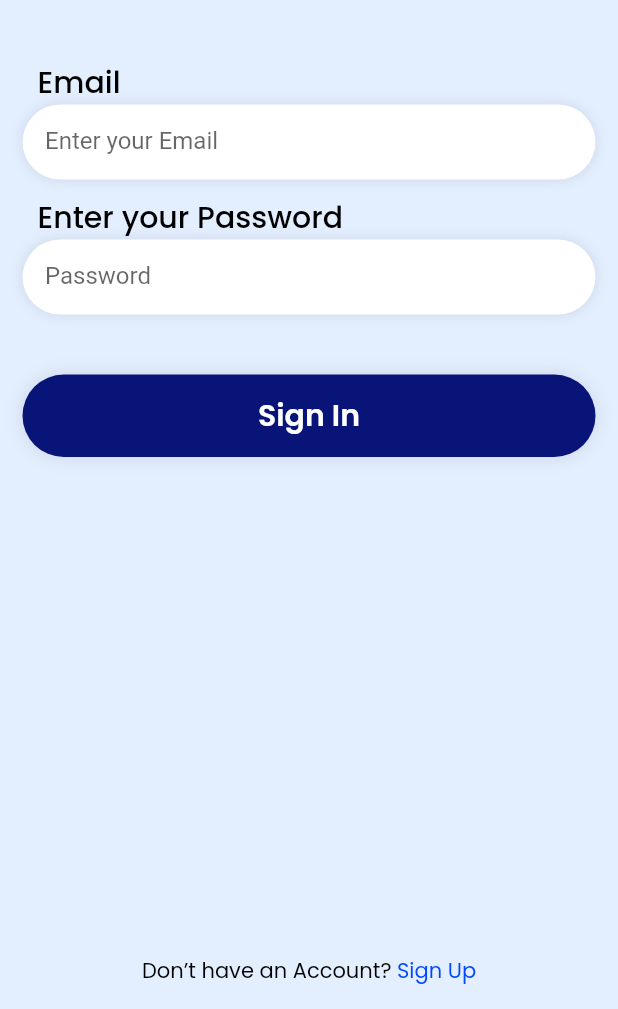
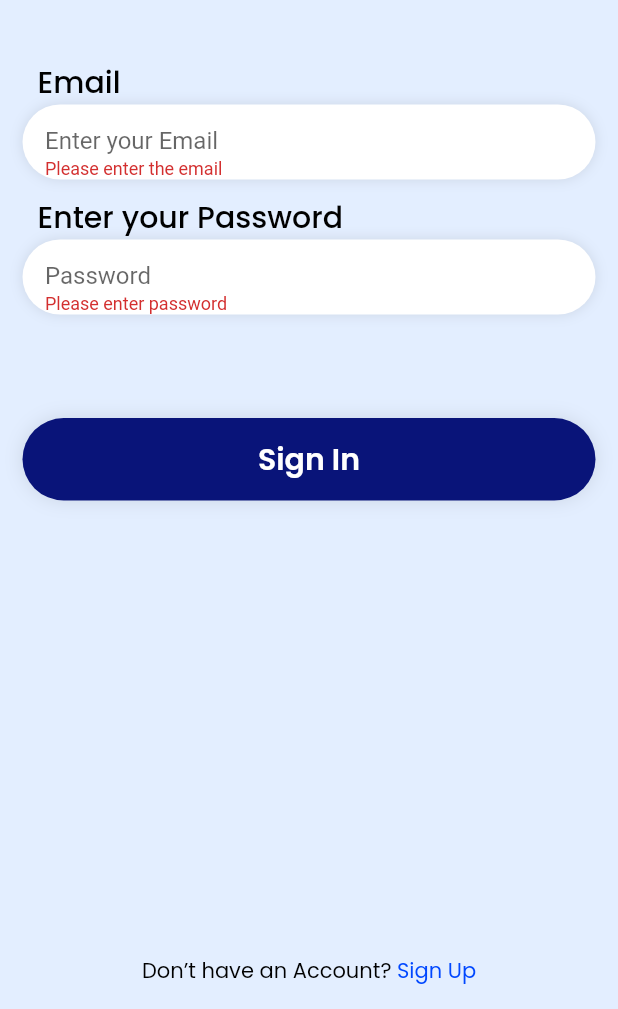
Before and after one commit to Husain-Zreik/Fatal-Breath, a Flutter app: the screen it shows after launch, after a tap on "Sign In", on a phone screen of 412 x 824 dp, the part 227-1236 px from its top. Run offline on Flutter 3.47's test engine with Material 2 defaults, Android fonts, the light colour scheme and no system bars; our stand-ins replace dio, get, google_fonts, hexcolor, shared_preferences; network calls fail.

Commit message:
Frontend <> added the login btn logic

```diff
--- a/fatal_breath_frontend/lib/screens/login.screen.dart
+++ b/fatal_breath_frontend/lib/screens/login.screen.dart
@@ -1,3 +1,6 @@
+import 'dart:io';
+
+import 'package:fatal_breath_frontend/providers/auth.provider.dart';
 import 'package:fatal_breath_frontend/screens/signup.screen.dart';
 import 'package:fatal_breath_frontend/utils/global.colors.dart';
 import 'package:fatal_breath_frontend/widgets/button.global.dart';
@@ -6,6 +9,7 @@ import 'package:flutter/material.dart';
 import 'package:get/get.dart';
 import 'package:google_fonts/google_fonts.dart';
 import 'package:hexcolor/hexcolor.dart';
+import 'package:provider/provider.dart';
 
 class LoginScreen extends StatefulWidget {
   const LoginScreen({Key? key}) : super(key: key);
@@ -24,9 +28,29 @@ class _LoginScreenState extends State<LoginScreen> {
   //Inputs validation
   void validate() => _form.currentState?.validate();
 
-  loginPressed() {
-    // ignore: avoid_print
-    print('login');
+  Future loginPressed(email, password, context) async {
+    try {
+      setState(() {
+        err = "";
+      });
+      validate();
+      //Try logging in
+      await Provider.of<Auth>(context, listen: false)
+          .login(email, password, context);
+      String? userId = Provider.of<Auth>(context, listen: false).getUserId;
+
+      // Navigate if log in is successful
+      if (userId != null) {
+        Get.to(const SignUpScreen());
+        // await Provider.of<User>(context, listen: false)
+        //     .getUser(userId, context);
+      }
+    } on HttpException catch (error) {
+      setState(() {
+        err = error.message;
+        successful = true;
+      });
+    }
   }
 
   emailvalidator(value) {
@@ -119,14 +143,30 @@ class _LoginScreenState extends State<LoginScreen> {
                       ),
                     ],
                   )),
-
               const SizedBox(
-                height: 40,
+                height: 20,
+              ),
+              Text(
+                err,
+                style: TextStyle(
+                  color: GlobalColors.errColor,
+                  fontSize: 25,
+                  fontWeight: FontWeight.w400,
+                ),
+              ),
+              const SizedBox(
+                height: 20,
               ),
               ButtonGlobal(
                 text: 'Sign In',
                 color: '091479',
-                onBtnPressed: () => loginPressed(),
+                onBtnPressed: () {
+                  setState(() {
+                    successful = false;
+                  });
+                  loginPressed(
+                      emailController.text, passwordController.text, context);
+                },
               ),
               // const SizedBox(
               //   height: 20,
```
